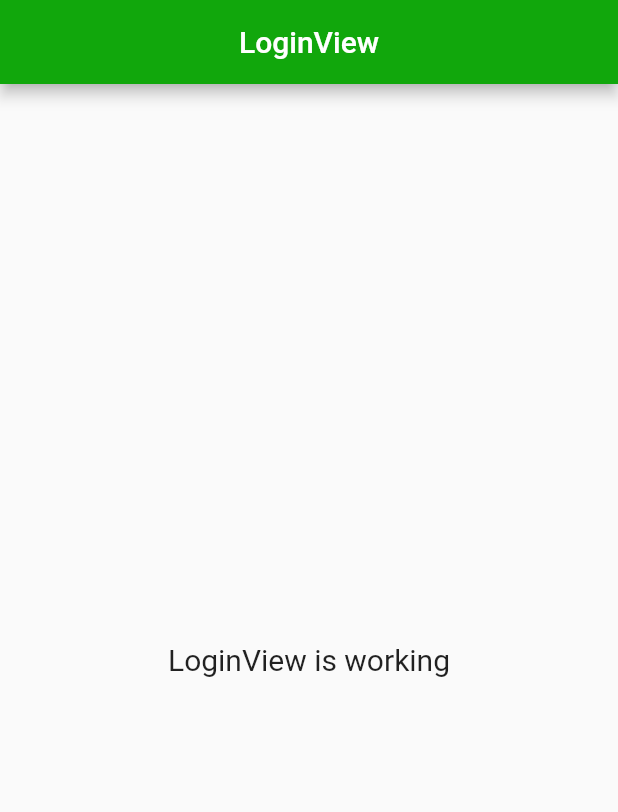
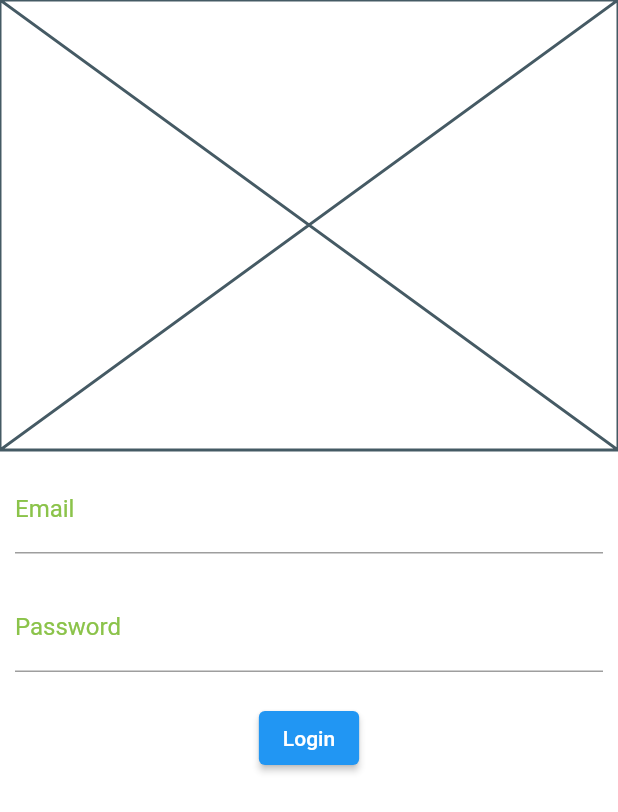
Before and after one commit to saustint11/qwiku-mobile-testing, a Flutter app: the screen it shows after launch, on a phone screen of 412 x 824 dp. Shown: the top 812 px of the screen. Run offline on Flutter 3.47's test engine with Material 2 defaults, Android fonts, the phone set to English and light mode, and no system bars; our stand-ins replace email_validator, flutter_secure_storage, get, get_storage.

Commit message:
added a very simple login ui

```diff
--- a/qwiku/lib/app/modules/login/controllers/login_controller.dart
+++ b/qwiku/lib/app/modules/login/controllers/login_controller.dart
@@ -4,6 +4,8 @@ class LoginController extends GetxController {
   //TODO: Implement LoginController
 
   final count = 0.obs;
+
+  get loginProcess => null;
   @override
   void onInit() {
     super.onInit();
@@ -17,4 +19,8 @@ class LoginController extends GetxController {
   @override
   void onClose() {}
   void increment() => count.value++;
+
+  login({required String email, required String password}) {
+    //todo: implement login functionality
+  }
 }
--- a/qwiku/lib/app/modules/login/views/login_view.dart
+++ b/qwiku/lib/app/modules/login/views/login_view.dart
@@ -3,19 +3,66 @@ import 'package:flutter/material.dart';
 import 'package:get/get.dart';
 
 import '../controllers/login_controller.dart';
+import 'package:email_validator/email_validator.dart';
 
 class LoginView extends GetView<LoginController> {
   @override
   Widget build(BuildContext context) {
     return Scaffold(
-      appBar: AppBar(
-        title: Text('LoginView'),
-        centerTitle: true,
-      ),
-      body: Center(
-        child: Text(
-          'LoginView is working',
-          style: TextStyle(fontSize: 20),
+      backgroundColor: Colors.white,
+      body: SingleChildScrollView(
+        child: SafeArea(
+          child: Column(
+            mainAxisAlignment: MainAxisAlignment.center,
+            children: <Widget>[
+              /// Logo should go here
+              Placeholder(
+                fallbackHeight: 300.0,
+                fallbackWidth: 300.0,
+              ),
+              Padding(
+                padding: EdgeInsets.all(10.0),
+                child: TextField(
+                  textAlign: TextAlign.center,
+                  decoration: InputDecoration(
+                    hintText: 'Enter your email',
+                    labelText: 'Email',
+                    labelStyle: TextStyle(
+                      color: Colors.lightGreen,
+                    ),
+                  ),
+                  onChanged: (value) {
+                    /// do something with email input
+                  },
+                ),
+              ),
+              Padding(
+                padding: EdgeInsets.all(10.0),
+                child: TextField(
+                  textAlign: TextAlign.center,
+                  obscureText: true,
+                  decoration: InputDecoration(
+                    hintText: 'Enter your password',
+                    labelText: 'Password',
+                    labelStyle: TextStyle(
+                      color: Colors.lightGreen,
+                    ),
+                  ),
+                  onChanged: (value) {
+                    /// do something with password input
+                  },
+                ),
+              ),
+              SizedBox(
+                height: 10.0,
+              ),
+              ElevatedButton(
+                style: ButtonStyle(),
+                onPressed: () {},
+                child: Text('Login'),
+              ),
+            ],
+          ),
         ),
       ),
     );
--- a/qwiku/pubspec.yaml
+++ b/qwiku/pubspec.yaml
@@ -11,9 +11,10 @@ dependencies:
   get_cli: ^1.6.0
   get_storage: 2.0.3
   http: 0.13.3
+  flutter_secure_storage: ^4.2.1
+  email_validator: 2.0.1
   flutter:
     sdk: flutter
-  flutter_secure_storage: ^4.2.1
 
 dev_dependencies:
   flutter_test:
```
Also changed, not shown: qwiku/pubspec.lock.
